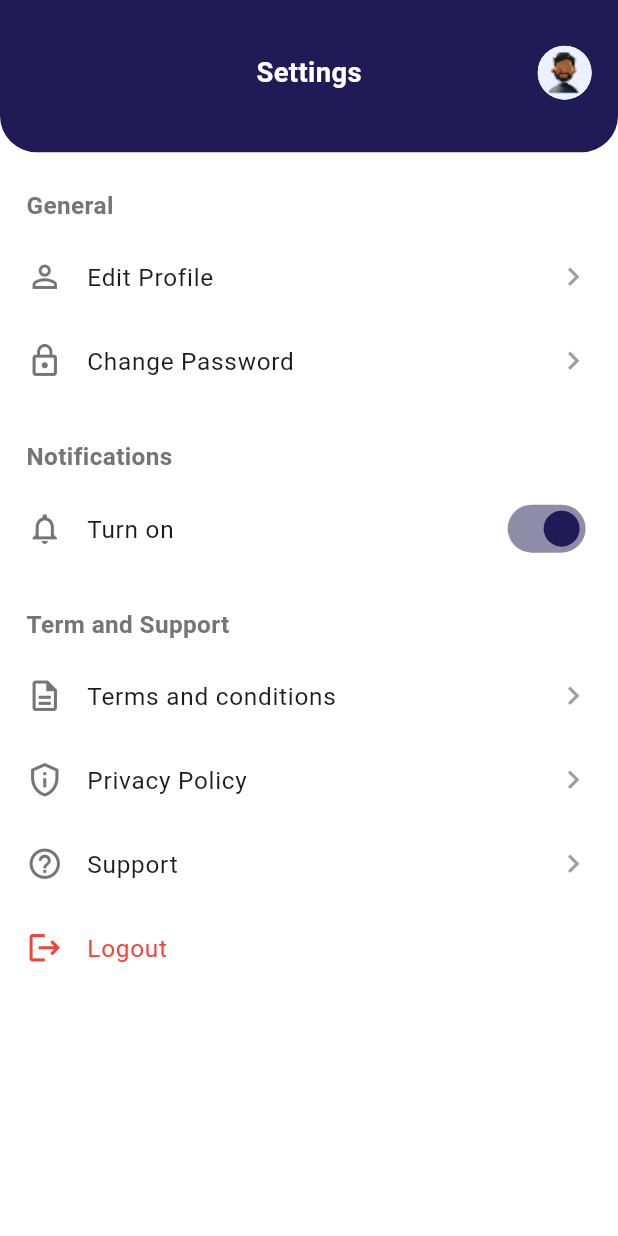
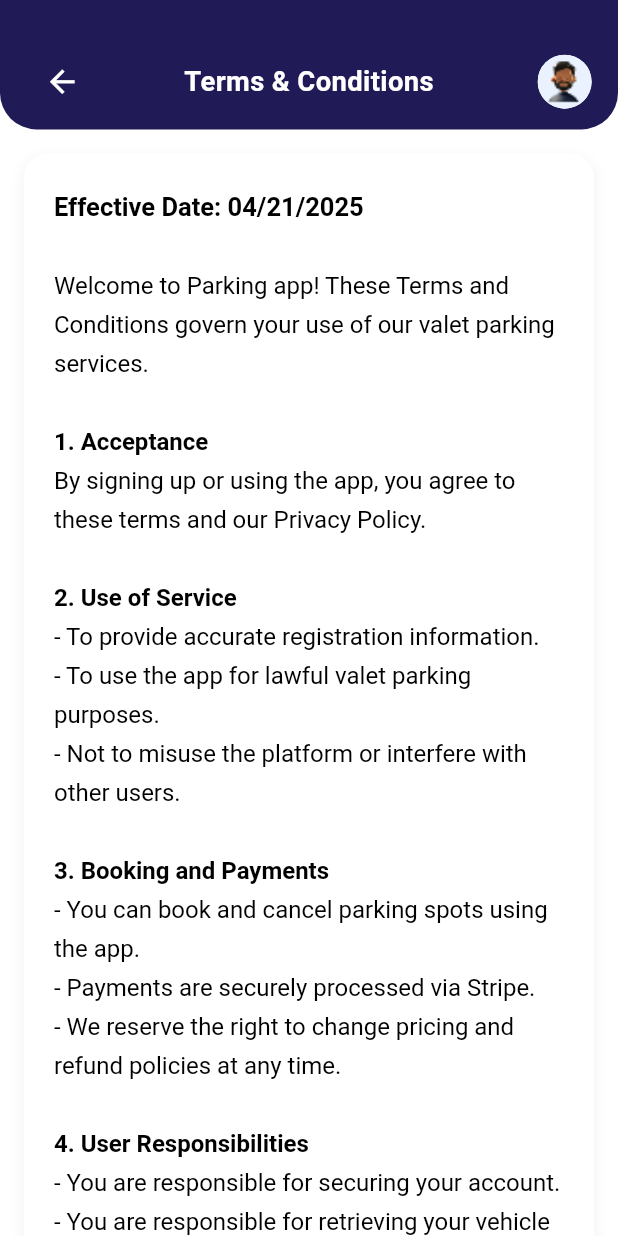
Before and after one commit to Hamzikhann/comparemyparkingmobileapp, a Flutter app: the SettingsScreen screen opened directly, after a tap on "Terms and conditions", on a phone screen of 412 x 824 dp. Run offline on Flutter 3.47's test engine with Material 3 defaults, Android fonts, the phone set to English and light mode, and no system bars; our stand-ins replace dio, dropdown_button2, flutter_easyloading, flutter_screenutil, flutter_svg, image_picker and 2 more; missing offline and left inert: flutter_stripe; accounts and stored records are empty; network calls fail; project files that could hold a hidden picture were left out.

Commit message:
add terms and condition privacy policy and contact us

```diff
--- /dev/null
+++ b/lib/pages/PrivacyPolicyScreen.dart
@@ -0,0 +1,128 @@
+import 'package:flutter/material.dart';
+import 'package:parkingapp/widgets/TopBar.dart';
+
+class PrivacyPolicyScreen extends StatelessWidget {
+  const PrivacyPolicyScreen({super.key});
+
+  @override
+  Widget build(BuildContext context) {
+    return Scaffold(
+      backgroundColor: Colors.white,
+      body: SafeArea(
+        child: Column(
+          children: [
+            TopBar(
+              greeting: 'Privacy Policy',
+              showBackButton: true,
+              onBackPressed: () => Navigator.pop(context),
+            ),
+            Expanded(
+              child: SingleChildScrollView(
+                padding: const EdgeInsets.all(16),
+                child: Container(
+                  padding: const EdgeInsets.all(20),
+                  decoration: BoxDecoration(
+                    color: Colors.white,
+                    borderRadius: BorderRadius.circular(16),
+                    boxShadow: [
+                      BoxShadow(
+                        color: Colors.grey.withOpacity(0.1),
+                        spreadRadius: 2,
+                        blurRadius: 6,
+                        offset: const Offset(0, 4),
+                      ),
+                    ],
+                  ),
+                  child: RichText(
+                    text: const TextSpan(
+                      style: TextStyle(
+                          color: Colors.black, fontSize: 16, height: 1.6),
+                      children: [
+                        TextSpan(
+                          text: 'Effective Date: 04/21/2025\n\n',
+                          style: TextStyle(
+                              fontWeight: FontWeight.bold, fontSize: 17),
+                        ),
+                        TextSpan(
+                          text:
+                              'Your privacy is important to us. This Privacy Policy explains how Parking app ("we", "our", or "us") collects, uses, and protects your personal information.\n\n',
+                        ),
+                        TextSpan(
+                          text: '1. Information We Collect\n',
+                          style: TextStyle(fontWeight: FontWeight.bold),
+                        ),
+                        TextSpan(
+                          text:
+                              '- Personal Information: Name, email address, phone number, and login credentials during account registration.\n'
+                              '- Location Data: To help you find and book nearby valet parking spots.\n'
+                              '- Camera & Photos Access: To allow you to upload and view images of your parked vehicle.\n'
+                              '- Payment Information: Stripe handles payments. We do not store card details directly.\n'
+                              '- Usage Data: Analytics about how you use the app, including booking and support interactions.\n\n',
+                        ),
+                        TextSpan(
+                          text: '2. How We Use Your Information\n',
+                          style: TextStyle(fontWeight: FontWeight.bold),
+                        ),
+                        TextSpan(
+                          text:
+                              '- To provide parking services and manage your bookings.\n'
+                              '- To show you your parking location and photo records.\n'
+                              '- To enable secure Stripe payment processing.\n'
+                              '- To provide 24/7 customer support.\n'
+                              '- To improve app functionality and user experience.\n\n',
+                        ),
+                        TextSpan(
+                          text: '3. Data Sharing\n',
+                          style: TextStyle(fontWeight: FontWeight.bold),
+                        ),
+                        TextSpan(
+                          text:
+                              'We do not sell your data. We may share necessary information with:\n'
+                              '- Stripe for payments.\n'
+                              '- Customer support platforms.\n'
+                              '- Government authorities if legally required.\n\n',
+                        ),
+                        TextSpan(
+                          text: '4. Data Security\n',
+                          style: TextStyle(fontWeight: FontWeight.bold),
+                        ),
+                        TextSpan(
+                          text:
+                              'We implement strong technical and administrative measures to protect your data.\n\n',
+                        ),
+                        TextSpan(
+                          text: '5. Your Rights\n',
+                          style: TextStyle(fontWeight: FontWeight.bold),
+                        ),
+                        TextSpan(
+                          text:
+                              'You can update or delete your personal data anytime via the app settings or by contacting support.\n\n',
+                        ),
+                        TextSpan(
+                          text: '6. Children’s Privacy\n',
+                          style: TextStyle(fontWeight: FontWeight.bold),
+                        ),
+                        TextSpan(
+                          text:
+                              'The app is not intended for users under 13 years of age.\n\n',
+                        ),
+                        TextSpan(
+                          text: '7. Contact Us\n',
+                          style: TextStyle(fontWeight: FontWeight.bold),
+                        ),
+                        TextSpan(
+                          text:
+                              'If you have any questions about this Privacy Policy, email us at: support@parkingapp.com\n',
+                        ),
+                      ],
+                    ),
+                  ),
+                ),
+              ),
+            ),
+          ],
+        ),
+      ),
+    );
+  }
+}
--- a/lib/pages/SettingsScreen.dart
+++ b/lib/pages/SettingsScreen.dart
@@ -60,7 +60,7 @@ class SettingsScreen extends StatelessWidget {
                     Icons.description_outlined,
                     onTap: () {
                       // Navigate to terms screen
-                      // Navigator.pushNamed(context, MyRoutes.termsRoute);
+                      Navigator.pushNamed(context, MyRoutes.termsAndCondition);
                     },
                   ),
                   _buildSettingItem(
@@ -68,7 +68,7 @@ class SettingsScreen extends StatelessWidget {
                     Icons.privacy_tip_outlined,
                     onTap: () {
                       // Navigate to privacy policy screen
-                      //Navigator.pushNamed(context, MyRoutes.privacyPolicyRoute);
+                      Navigator.pushNamed(context, MyRoutes.privacyPolicy);
                     },
                   ),
                   _buildSettingItem(
--- /dev/null
+++ b/lib/pages/TermsAndConditionsScreen.dart
@@ -0,0 +1,139 @@
+import 'package:flutter/material.dart';
+import 'package:parkingapp/widgets/TopBar.dart';
+
+class TermsAndConditionsScreen extends StatelessWidget {
+  const TermsAndConditionsScreen({super.key});
+
+  @override
+  Widget build(BuildContext context) {
+    return Scaffold(
+      backgroundColor: Colors.white,
+      body: SafeArea(
+        child: Column(
+          children: [
+            TopBar(
+              greeting: 'Terms & Conditions',
+              showBackButton: true,
+              onBackPressed: () => Navigator.pop(context),
+            ),
+            Expanded(
+              child: SingleChildScrollView(
+                padding: const EdgeInsets.all(16),
+                child: Container(
+                  padding: const EdgeInsets.all(20),
+                  decoration: BoxDecoration(
+                    color: Colors.white,
+                    borderRadius: BorderRadius.circular(16),
+                    boxShadow: [
+                      BoxShadow(
+                        color: Colors.grey.withOpacity(0.1),
+                        spreadRadius: 2,
+                        blurRadius: 6,
+                        offset: const Offset(0, 4),
+                      ),
+                    ],
+                  ),
+                  child: RichText(
+                    text: const TextSpan(
+                      style: TextStyle(
+                          color: Colors.black, fontSize: 16, height: 1.6),
+                      children: [
+                        TextSpan(
+                          text: 'Effective Date: 04/21/2025\n\n',
+                          style: TextStyle(
+                              fontWeight: FontWeight.bold, fontSize: 17),
+                        ),
+                        TextSpan(
+                          text:
+                              'Welcome to Parking app! These Terms and Conditions govern your use of our valet parking services.\n\n',
+                        ),
+                        TextSpan(
+                          text: '1. Acceptance\n',
+                          style: TextStyle(fontWeight: FontWeight.bold),
+                        ),
+                        TextSpan(
+                          text:
+                              'By signing up or using the app, you agree to these terms and our Privacy Policy.\n\n',
+                        ),
+                        TextSpan(
+                          text: '2. Use of Service\n',
+                          style: TextStyle(fontWeight: FontWeight.bold),
+                        ),
+                        TextSpan(
+                          text:
+                              '- To provide accurate registration information.\n'
+                              '- To use the app for lawful valet parking purposes.\n'
+                              '- Not to misuse the platform or interfere with other users.\n\n',
+                        ),
+                        TextSpan(
+                          text: '3. Booking and Payments\n',
+                          style: TextStyle(fontWeight: FontWeight.bold),
+                        ),
+                        TextSpan(
+                          text:
+                              '- You can book and cancel parking spots using the app.\n'
+                              '- Payments are securely processed via Stripe.\n'
+                              '- We reserve the right to change pricing and refund policies at any time.\n\n',
+                        ),
+                        TextSpan(
+                          text: '4. User Responsibilities\n',
+                          style: TextStyle(fontWeight: FontWeight.bold),
+                        ),
+                        TextSpan(
+                          text:
+                              '- You are responsible for securing your account.\n'
+                              '- You are responsible for retrieving your vehicle at the end of your session.\n'
+                              '- We are not liable for delays or third-party failures.\n\n',
+                        ),
+                        TextSpan(
+                          text: '5. App Access\n',
+                          style: TextStyle(fontWeight: FontWeight.bold),
+                        ),
+                        TextSpan(
+                          text:
+                              'We may update, suspend, or remove features or access at our discretion.\n\n',
+                        ),
+                        TextSpan(
+                          text: '6. Intellectual Property\n',
+                          style: TextStyle(fontWeight: FontWeight.bold),
+                        ),
+                        TextSpan(
+                          text:
+                              'All content, trademarks, and services belong to Parking app or its licensors.\n\n',
+                        ),
+                        TextSpan(
+                          text: '7. Limitation of Liability\n',
+                          style: TextStyle(fontWeight: FontWeight.bold),
+                        ),
+                        TextSpan(
+                          text:
+                              'We are not responsible for any loss, damage, or injury resulting from your use of the app or services.\n\n',
+                        ),
+                        TextSpan(
+                          text: '8. Termination\n',
+                          style: TextStyle(fontWeight: FontWeight.bold),
+                        ),
+                        TextSpan(
+                          text:
+                              'We reserve the right to suspend or terminate your account if you violate these terms.\n\n',
+                        ),
+                        TextSpan(
+                          text: '9. Contact Us\n',
+                          style: TextStyle(fontWeight: FontWeight.bold),
+                        ),
+                        TextSpan(
+                          text:
+                              'For questions or support, please contact: support@parkingapp.com\n',
+                        ),
+                      ],
+                    ),
+                  ),
+                ),
+              ),
+            ),
+          ],
+        ),
+      ),
+    );
+  }
+}
--- a/lib/routes/MyRoutes.dart
+++ b/lib/routes/MyRoutes.dart
@@ -13,4 +13,6 @@ class MyRoutes {
   static String bookingDetailUser = '/bookingDetailUser';
   static String editProfile = '/editProfile';
   static String supportRoute = '/support';
+  static String privacyPolicy = '/privacyPolicy';
+  static String termsAndCondition = '/termsAndConditions';
 }
--- a/lib/widgets/TopBar.dart
+++ b/lib/widgets/TopBar.dart
@@ -16,7 +16,7 @@ class TopBar extends StatelessWidget {
   @override
   Widget build(BuildContext context) {
     return Container(
-      height: 100.h,
+      height: 85.h,
       decoration: BoxDecoration(
         color: const Color(0xFF201A56),
         borderRadius: BorderRadius.only(
```
Also changed, not shown: lib/main.dart (+6 -1 lines), lib/pages/BookingDetailUser.dart (+43 -20 lines), lib/pages/PaymentHistoryScreen.dart (+7 -4 lines), lib/pages/SupportScreen.dart (+39 -1 lines), 1 other file.
